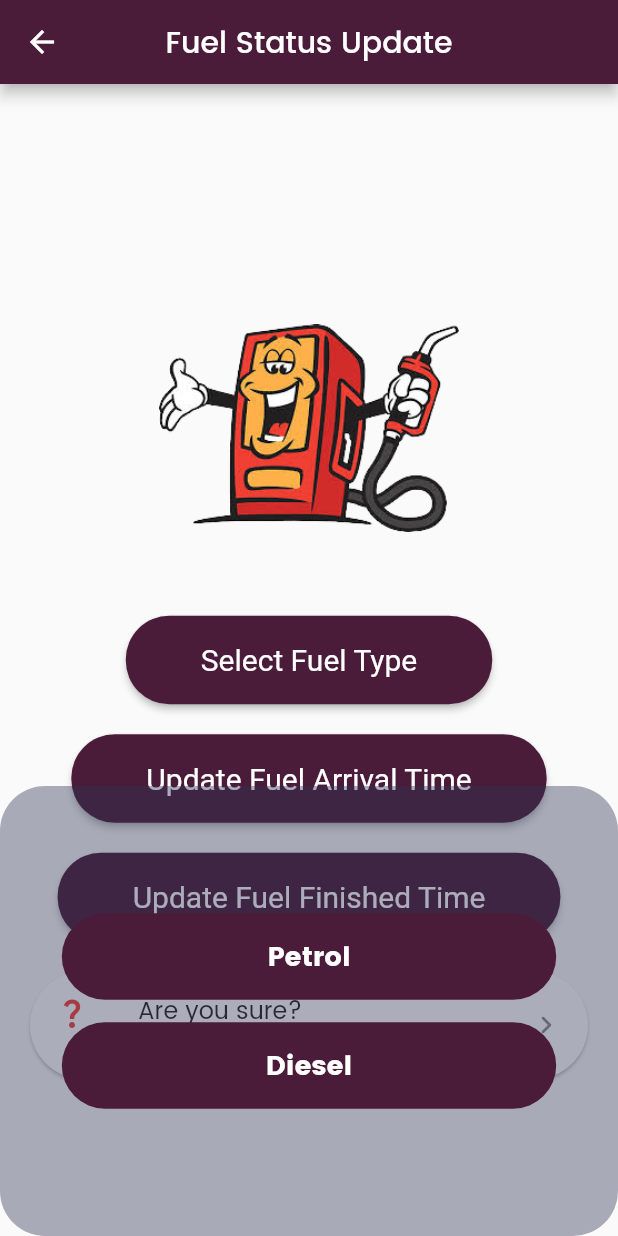
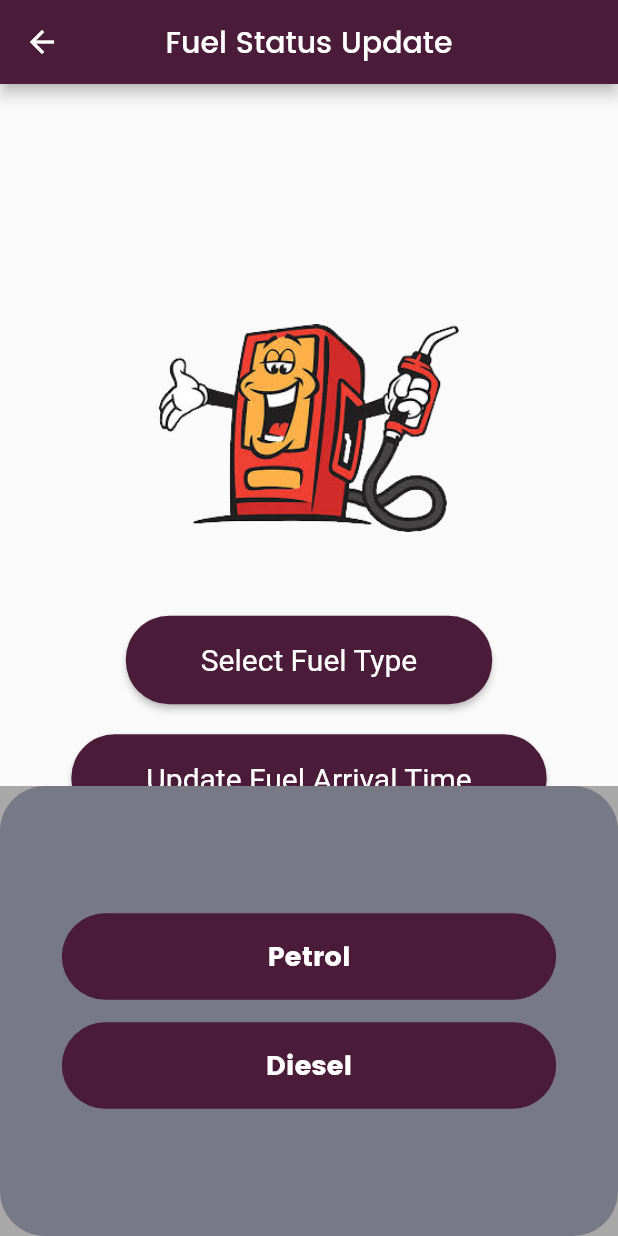
Before and after one commit to Lahiru-Ima/Fuel-App-Front-end, a Flutter app: the FuelStatusUpdate screen opened by its route, after a tap on "Select Fuel Type", on a phone screen of 412 x 824 dp. Run offline on Flutter 3.47's test engine with Material 2 defaults, Android fonts, the light colour scheme and no system bars; our stand-ins replace quickalert, snippet_coder_utils.

Commit message:
bottom alert background color changed

```diff
--- a/lib/station_owner_screen/fuelStatusUpdateScreen.dart
+++ b/lib/station_owner_screen/fuelStatusUpdateScreen.dart
@@ -126,7 +126,8 @@ class _FuelStatusUpdateState extends State<FuelStatusUpdate> {
                   onTap: () {
                     setState(() {
                       showModalBottomSheet(
-                          backgroundColor: Colors.transparent,
+                          // backgroundColor: Colors.transparent,
+                          backgroundColor: kDarkGreyColor,
                           barrierColor: Colors.transparent,
                           context: context,
                           builder: (_) {
```
